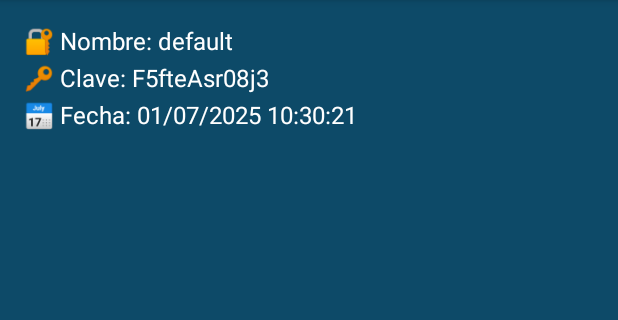
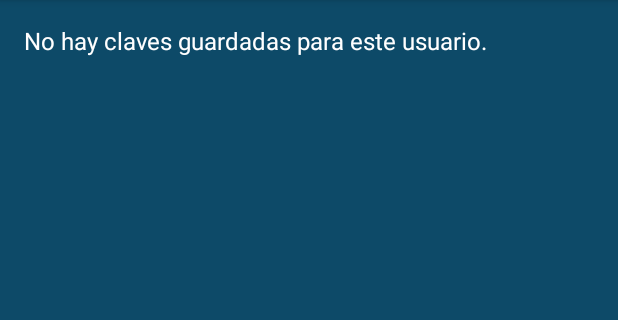
Before and after one commit to chiqui335/parcial-1-am-acn4av-chiquilito-gomezpacheco, an Android app: the VerClaves screen opened directly, with no data from a screen before it, on a phone screen of 412 x 824 dp, the part 84-404 px from its top. Run offline under Robolectric (Android 15) with nearby library versions, the phone set to English and light mode, and no system bars; our stand-ins replace Firebase (no records; nobody signed in at launch, a user with empty details on screens opened directly).

Commit message:
feat: Implementación completa de gestión de claves con Firebase Firestore

```diff
--- a/app/src/main/java/com/example/parcial_1_am_acn4av_chiquilito_gomezpacheco/InicioActivity.java
+++ b/app/src/main/java/com/example/parcial_1_am_acn4av_chiquilito_gomezpacheco/InicioActivity.java
@@ -21,8 +21,6 @@ import com.google.firebase.auth.FirebaseUser;
 
 public class InicioActivity extends AppCompatActivity {
 
-    //
-    //
     // Declarar variables para los elementos de UI (EditTexts, Button, TextView)
     private EditText editTextEmail;
     private EditText editTextPassword;
--- a/app/src/main/java/com/example/parcial_1_am_acn4av_chiquilito_gomezpacheco/VerClaves.java
+++ b/app/src/main/java/com/example/parcial_1_am_acn4av_chiquilito_gomezpacheco/VerClaves.java
@@ -2,17 +2,30 @@ package com.example.parcial_1_am_acn4av_chiquilito_gomezpacheco;
 
 import android.os.Bundle;
 import android.widget.TextView;
+import android.widget.Toast; // Para mensajes emergentes
+import androidx.annotation.NonNull; // Para anotaciones de no nulo
 import androidx.appcompat.app.AppCompatActivity;
-import com.google.gson.Gson;
-import com.google.gson.reflect.TypeToken;
+import android.util.Log; // Para depuración
 
-import java.io.*;
-import java.lang.reflect.Type;
-import java.util.List;
+// >>> Importaciones de Firebase Firestore <<<
+import com.google.firebase.auth.FirebaseAuth;
+import com.google.firebase.auth.FirebaseUser;
+import com.google.firebase.firestore.FirebaseFirestore;
+import com.google.firebase.firestore.QueryDocumentSnapshot;
+import com.google.firebase.firestore.QuerySnapshot;
+import com.google.android.gms.tasks.OnCompleteListener;
+import com.google.android.gms.tasks.Task;
+
+import java.util.ArrayList; // Necesario para la lista de Claves
+import java.util.List;    // Necesario para la lista de Claves
 
 public class VerClaves extends AppCompatActivity {
 
     TextView txtListadoClaves;
+
+    // Declaraciones de Firebase
+    private FirebaseAuth mAuth;
+    private FirebaseFirestore db;
 
     @Override
     protected void onCreate(Bundle savedInstanceState) {
@@ -20,42 +33,68 @@ public class VerClaves extends AppCompatActivity {
         setContentView(R.layout.activity_ver_claves);
 
         txtListadoClaves = findViewById(R.id.txtListadoClaves);
-        mostrarClaves();
+
+        // Inicialización de Firebase
+        mAuth = FirebaseAuth.getInstance();
+        db = FirebaseFirestore.getInstance();
+
+        // Cargar y mostrar las claves desde Firestore
+        cargarClavesDesdeFirestore();
     }
 
-    private void mostrarClaves() {
-        File file = new File(getFilesDir(), "claves.json");
-        if (!file.exists()) {
-            txtListadoClaves.setText("No hay claves guardadas.");
+    private void cargarClavesDesdeFirestore() {
+        FirebaseUser currentUser = mAuth.getCurrentUser();
+        if (currentUser == null) {
+            txtListadoClaves.setText("No hay usuario autenticado.");
+            Toast.makeText(this, "Inicia sesión para ver tus claves.", Toast.LENGTH_LONG).show();
+            Log.e("VerClaves", "No hay usuario autenticado para cargar claves.");
             return;
         }
 
+        String userId = currentUser.getUid();
+        Log.d("VerClaves", "Cargando claves para el usuario: " + userId);
+
+        db.collection("usuarios")
+                .document(userId)
+                .collection("claves")
+                .get()
+                .addOnCompleteListener(new OnCompleteListener<QuerySnapshot>() {
+                    @Override
+                    public void onComplete(@NonNull Task<QuerySnapshot> task) {
+                        if (task.isSuccessful()) {
+                            List<Clave> listaClaves = new ArrayList<>();
+                            for (QueryDocumentSnapshot document : task.getResult()) {
+                                // Aquí es donde usamos el POJO Clave para mapear el documento
                                 try {
-            BufferedReader reader = new BufferedReader(new InputStreamReader(new FileInputStream(file)));
-            StringBuilder jsonBuilder = new StringBuilder();
-            String linea;
-            while ((linea = reader.readLine()) != null) {
-                jsonBuilder.append(linea);
+                                    Clave clave = document.toObject(Clave.class);
+                                    listaClaves.add(clave);
+                                    Log.d("VerClaves", document.getId() + " => " + document.getData());
+                                } catch (Exception e) {
+                                    Log.e("VerClaves", "Error mapeando documento a Clave: " + document.getId(), e);
+                                    Toast.makeText(VerClaves.this, "Error procesando una clave.", Toast.LENGTH_SHORT).show();
                                 }
-            reader.close();
+                            }
 
-            Gson gson = new Gson();
-            Type tipoLista = new TypeToken<List<Clave>>() {}.getType();
-            List<Clave> listaClaves = gson.fromJson(jsonBuilder.toString(), tipoLista);
-
+                            if (listaClaves.isEmpty()) {
+                                txtListadoClaves.setText("No hay claves guardadas para este usuario.");
+                            } else {
                                 StringBuilder resultado = new StringBuilder();
                                 for (Clave c : listaClaves) {
-                resultado.append("🔐 Nombre: ").append(c.nombre)
-                        .append("\n🔑 Clave: ").append(c.clave)
-                        .append("\n📅 Fecha: ").append(c.fecha)
+                                    // ✅ Usamos los getters públicos aquí
+                                    resultado.append("🔐 Nombre: ").append(c.getNombre())
+                                            .append("\n🔑 Clave: ").append(c.getClave())
+                                            .append("\n📅 Fecha: ").append(c.getFecha())
                                             .append("\n\n");
                                 }
-
                                 txtListadoClaves.setText(resultado.toString());
-
-        } catch (IOException e) {
-            txtListadoClaves.setText("Error al leer el archivo.");
-            e.printStackTrace();
+                            }
+                        } else {
+                            // Manejo de errores si la carga falla
+                            Toast.makeText(VerClaves.this, "Error al cargar claves: " + task.getException().getMessage(), Toast.LENGTH_LONG).show();
+                            Log.w("VerClaves", "Error al obtener documentos: ", task.getException());
+                            txtListadoClaves.setText("Error al cargar las claves.");
                         }
                     }
+                });
     }
+}
```
Also changed, not shown: app/build.gradle.kts (+9 -1 lines), app/src/main/java/com/example/parcial_1_am_acn4av_chiquilito_gomezpacheco/Clave.java (+34 -4 lines), app/src/main/java/com/example/parcial_1_am_acn4av_chiquilito_gomezpacheco/MainActivity.java (+77 -116 lines), app/src/main/res/layout/activity_main.xml (+13 -14 lines). Lines whose indentation alone changed are shown as unchanged.
